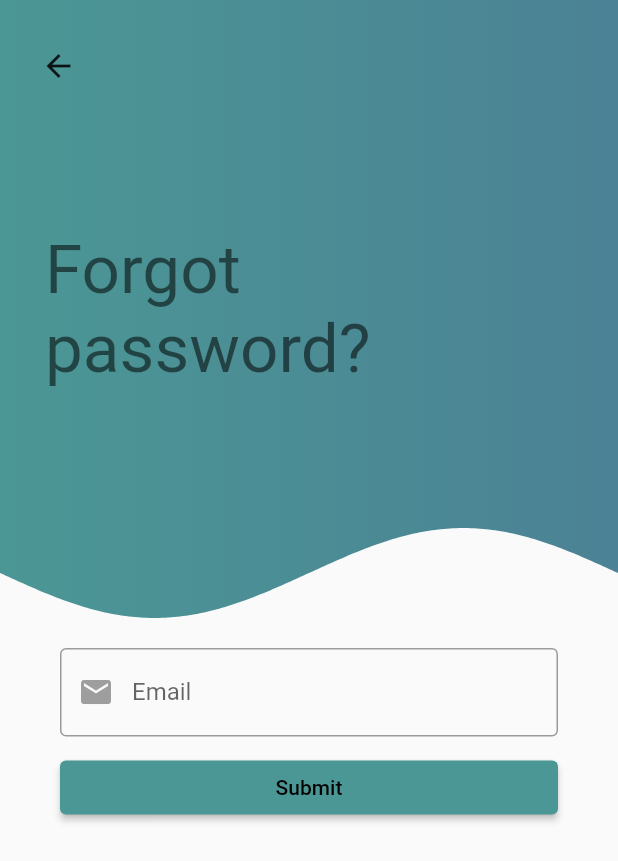
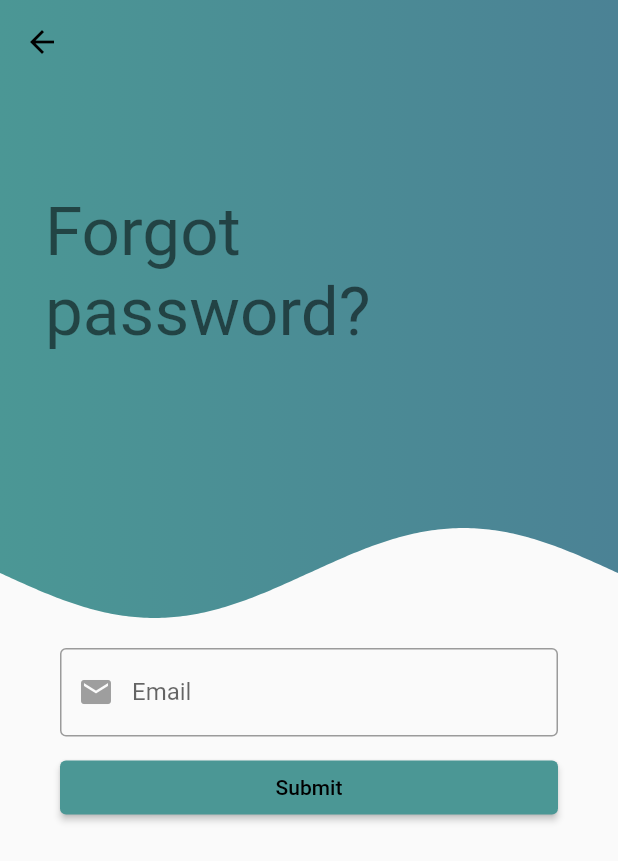
Before and after one commit to PuttTim/PSA-vpn2, a Flutter app: the screen it shows after launch, after a tap on "Forgot password?", on a phone screen of 412 x 824 dp. Shown: the top 861 px of the screen. Run offline on Flutter 3.47's test engine with Material 2 defaults, Android fonts, the light colour scheme and no system bars; drawn by our look-alikes of wave; our stand-ins replace cloud_firestore, expandable, firebase_auth, firebase_core, google_maps_flutter, shimmer; accounts and stored records are empty.

Commit message:
Extracted loading widget and improved title in wave

```diff
--- a/portfix_mobile/lib/ui/screens/auth/forget_password_screen.dart
+++ b/portfix_mobile/lib/ui/screens/auth/forget_password_screen.dart
@@ -1,8 +1,8 @@
 import 'package:firebase_auth/firebase_auth.dart';
 import 'package:flutter/material.dart';
 import 'package:portfix_mobile/data/data.dart';
+import 'package:portfix_mobile/ui/screens/auth/widgets/loading.dart';
 import 'package:portfix_mobile/ui/screens/auth/widgets/wave.dart';
-import 'package:portfix_mobile/ui/theme.dart';
 import 'package:portfix_mobile/ui/widgets/text_field.dart';
 import 'package:portfix_mobile/ui/utils/snackbar.dart';
 
@@ -59,7 +59,16 @@ class _ForgetPasswordScreenState extends State<ForgetPasswordScreen> {
               children: [
                 Column(
                   children: [
-                    const WaveHeader(title: "Forgot password?"),
+                    Stack(
+                      alignment: Alignment.topLeft,
+                      children: [
+                        const WaveHeader(title: "Forgot password?"),
+                        AppBar(
+                          backgroundColor: Colors.transparent,
+                          elevation: 0,
+                        ),
+                      ],
+                    ),
                     Container(
                       width: double.infinity,
                       padding: const EdgeInsets.symmetric(
@@ -70,32 +79,7 @@ class _ForgetPasswordScreenState extends State<ForgetPasswordScreen> {
                     ),
                   ],
                 ),
-                Visibility(
-                  visible: _isLoading,
-                  child: Container(
-                    width: double.infinity,
-                    height: double.infinity,
-                    color: CustomTheme.primary.shade500,
-                    alignment: Alignment.center,
-                    child: const CircularProgressIndicator(),
-                  ),
-                ),
-                Padding(
-                  padding: const EdgeInsets.only(
-                    top: 20,
-                    left: 15,
-                  ),
-                  child: Material(
-                    color: Colors.transparent,
-                    shadowColor: Colors.transparent,
-                    shape: const CircleBorder(),
-                    clipBehavior: Clip.hardEdge,
-                    child: IconButton(
-                      onPressed: () => Navigator.of(context).pop(),
-                      icon: const Icon(Icons.arrow_back),
-                    ),
-                  ),
-                ),
+                LoadingWidget(isLoading: _isLoading),
               ],
             ),
           ),
--- a/portfix_mobile/lib/ui/screens/auth/login_screen.dart
+++ b/portfix_mobile/lib/ui/screens/auth/login_screen.dart
@@ -1,6 +1,7 @@
 import 'package:firebase_auth/firebase_auth.dart';
 import 'package:flutter/material.dart';
 import 'package:portfix_mobile/data/data.dart';
+import 'package:portfix_mobile/ui/screens/auth/widgets/loading.dart';
 import 'package:portfix_mobile/ui/screens/auth/widgets/wave.dart';
 import 'package:portfix_mobile/ui/screens/screens.dart';
 import 'package:portfix_mobile/ui/theme.dart';
@@ -79,16 +80,7 @@ class _LoginScreenState extends State<LoginScreen> {
                     ),
                   ],
                 ),
-                Visibility(
-                  visible: _isLoading,
-                  child: Container(
-                    width: double.infinity,
-                    height: MediaQuery.of(context).size.height,
-                    color: CustomTheme.primary.shade500,
-                    alignment: Alignment.center,
-                    child: const CircularProgressIndicator(),
-                  ),
-                )
+                LoadingWidget(isLoading: _isLoading),
               ],
             ),
           ),
--- /dev/null
+++ b/portfix_mobile/lib/ui/screens/auth/widgets/loading.dart
@@ -0,0 +1,24 @@
+import 'package:flutter/material.dart';
+import 'package:portfix_mobile/ui/theme.dart';
+
+class LoadingWidget extends StatelessWidget {
+  final bool isLoading;
+  const LoadingWidget({
+    Key? key,
+    required this.isLoading,
+  }) : super(key: key);
+
+  @override
+  Widget build(BuildContext context) {
+    return Visibility(
+      visible: isLoading,
+      child: Container(
+        width: double.infinity,
+        height: MediaQuery.of(context).size.height,
+        color: CustomTheme.primary.shade100,
+        alignment: Alignment.center,
+        child: const CircularProgressIndicator(),
+      ),
+    );
+  }
+}
--- a/portfix_mobile/lib/ui/screens/auth/widgets/wave.dart
+++ b/portfix_mobile/lib/ui/screens/auth/widgets/wave.dart
@@ -35,11 +35,14 @@ class WaveHeader extends StatelessWidget {
             ),
           ),
         ),
-        Padding(
-          padding: const EdgeInsets.symmetric(horizontal: 30),
-          child: Text(
-            title,
-            style: Theme.of(context).textTheme.headline3,
+        Transform.translate(
+          offset: const Offset(0, -25),
+          child: Padding(
+            padding: const EdgeInsets.symmetric(horizontal: 30),
+            child: Text(
+              title,
+              style: Theme.of(context).textTheme.headline3,
+            ),
           ),
         )
       ],
```
